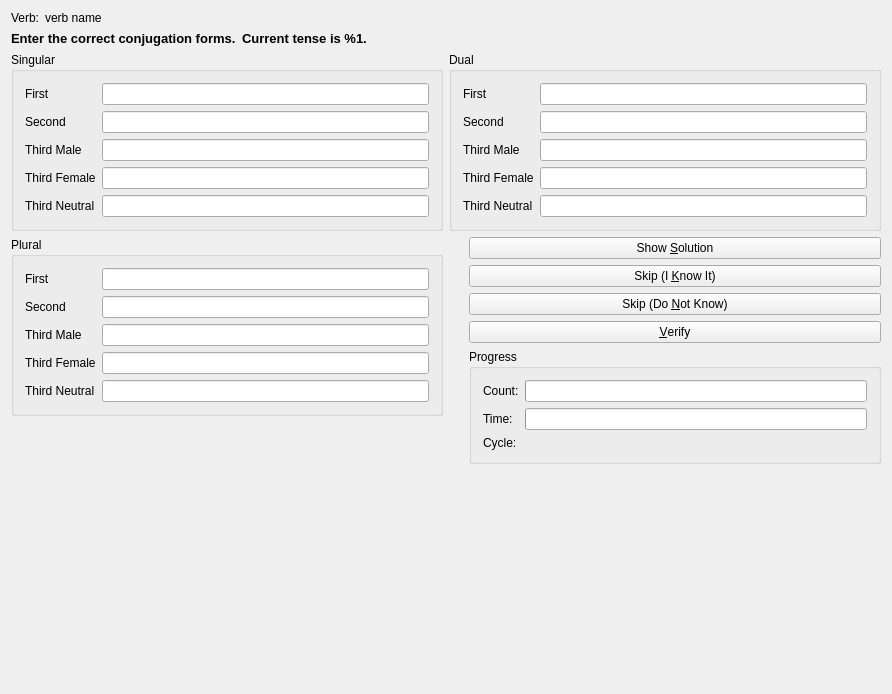
First picture: the form in src/practice/VerbQueryDlgForm.ui, repository KDE/parley, before the edit.
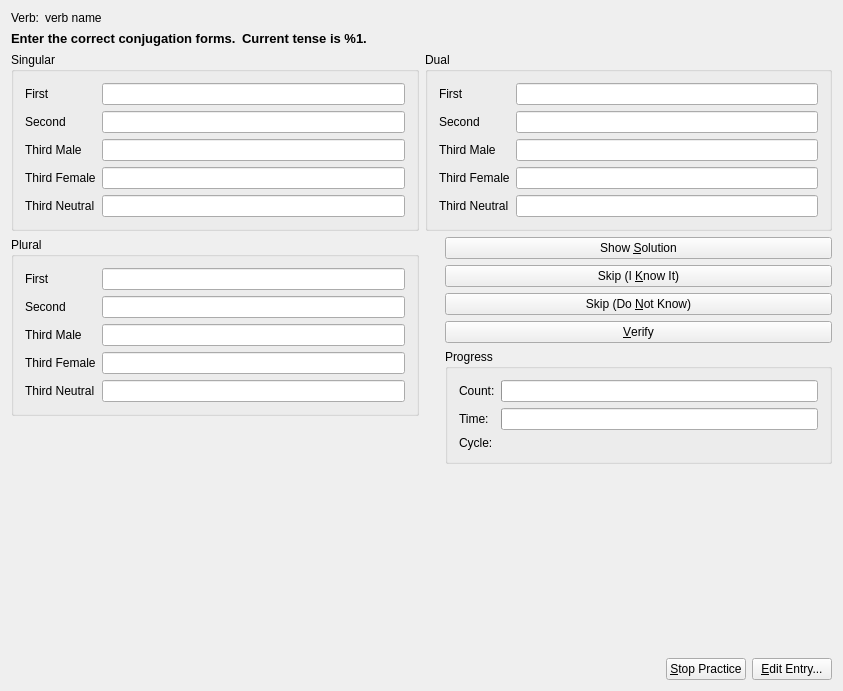
Second picture: the form after the edit.

Commit message: better icons in dialogs and no default buttons so dialog design can be individual (without edit button for example).

Diff of the .ui file:
```diff
--- a/src/practice/VerbQueryDlgForm.ui
+++ b/src/practice/VerbQueryDlgForm.ui
@@ -6,8 +6,8 @@
    <rect>
     <x>0</x>
     <y>0</y>
-    <width>892</width>
-    <height>694</height>
+    <width>843</width>
+    <height>691</height>
    </rect>
   </property>
   <layout class="QVBoxLayout" >
@@ -539,6 +539,37 @@
      </item>
     </layout>
    </item>
+   <item>
+    <layout class="QHBoxLayout" >
+     <item>
+      <spacer>
+       <property name="orientation" >
+        <enum>Qt::Horizontal</enum>
+       </property>
+       <property name="sizeHint" >
+        <size>
+         <width>40</width>
+         <height>20</height>
+        </size>
+       </property>
+      </spacer>
+     </item>
+     <item>
+      <widget class="QPushButton" name="stopPracticeButton" >
+       <property name="text" >
+        <string>&amp;Stop Practice</string>
+       </property>
+      </widget>
+     </item>
+     <item>
+      <widget class="QPushButton" name="editEntryButton" >
+       <property name="text" >
+        <string>&amp;Edit Entry...</string>
+       </property>
+      </widget>
+     </item>
+    </layout>
+   </item>
   </layout>
  </widget>
  <layoutdefault spacing="6" margin="11" />
```
The commit also changes 15 other files.
